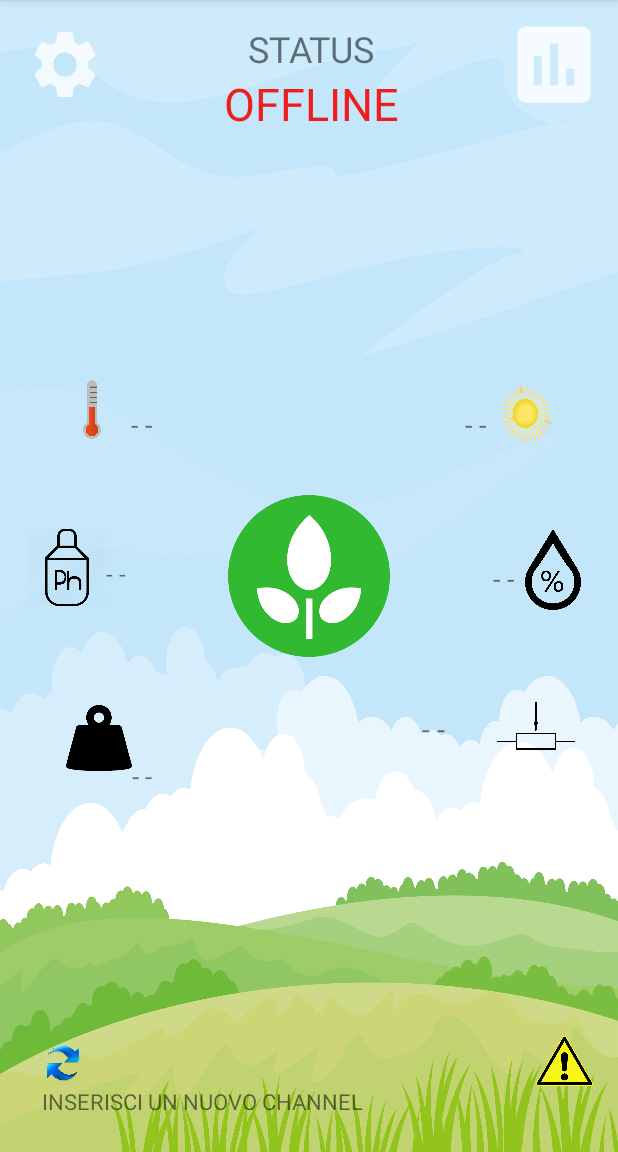
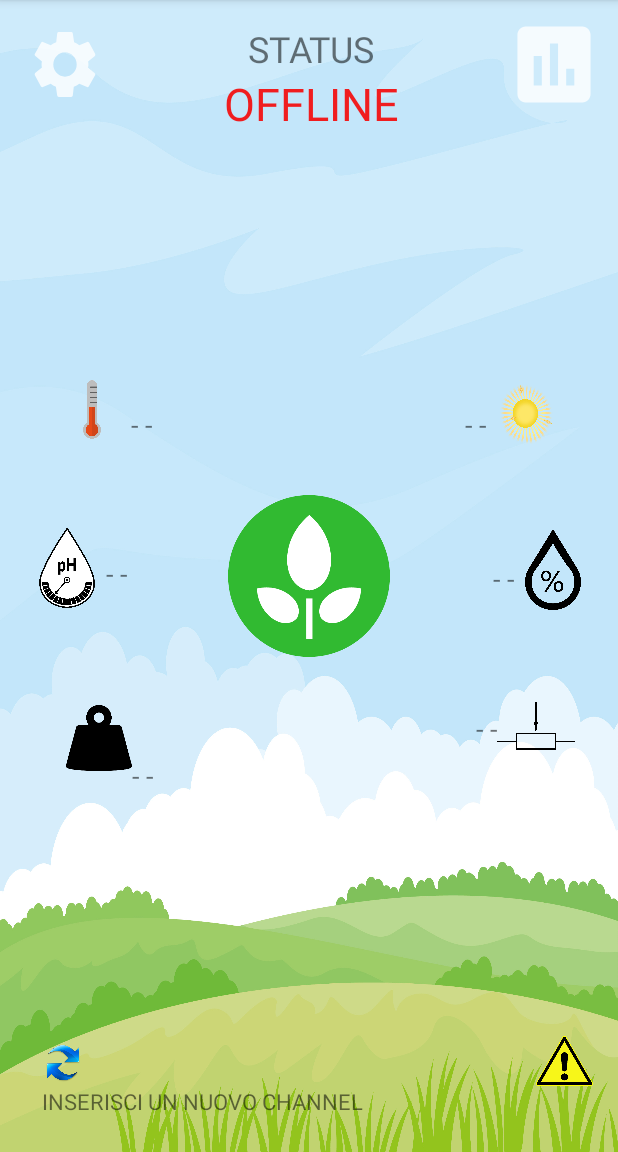
Before and after one commit to mimmo96/FirstApp, an Android app: the screen it shows after launch (MainActivity), after a tap on an icon or button, on a phone screen of 412 x 824 dp, the part 84-1236 px from its top. Run offline under Robolectric (Android 15) with nearby library versions, the phone set to English and light mode, and no system bars; our stand-ins replace Room's generated code.

Commit message:
sistemati alcuni errori sui grafici (da correggere il puntino blu), nella home inserite le unità di misura per i singoli parametri
Signed-off-by: mimmo96 <55285326+mimmo96@users.noreply.github.com>

```diff
--- a/app/src/main/java/com/example/firstapp/Alert/AlertActivity.java
+++ b/app/src/main/java/com/example/firstapp/Alert/AlertActivity.java
@@ -52,19 +52,17 @@ public class AlertActivity extends AppCompatActivity {
     private EditText irraMax;
     private EditText pesMin;
     private EditText pesMax;
-    private TextView temp;
-    private TextView umid;
-    private TextView ph;
-    private TextView cond;
-    private TextView irra;
-    private TextView peso;
-    private TextView notifiche;
+    private static TextView temp;
+    private static TextView umid;
+    private static TextView ph;
+    private static TextView cond;
+    private static TextView irra;
+    private static TextView peso;
+    private static TextView notifiche;
     public static String url=null;
-    private static Boolean go=false;
     private static Intent serviceIntent;
     private static Channel channel;             //channel usato
     private static AppDatabase database;
-    private static Boolean canstart=true;
 
     @Override
     protected void onCreate(Bundle savedInstanceState) {
@@ -122,7 +120,6 @@ public class AlertActivity extends AppCompatActivity {
                 .build();
 
         serviceIntent = new Intent(this, ExampleService.class);
-        startService();
     }
 
     public static Intent getActivityintent(Context context){
@@ -139,19 +136,17 @@ public class AlertActivity extends AppCompatActivity {
     }
 
     public void startService() {
-        if(canstart) {
             //se era stata già avviata fermo la precedente
             if (channel.getTimer()!=null ) {
+                Log.d("TERMINO","sto terminando");
                 stopService();
             }
             //se già non è stata avviata l'avvio ora
             ExampleService.setvalue(tempMin, tempMax, umidMin, umidMax, condMin, condMax, phMin, phMax,
                                     irraMin, irraMax, pesMin, pesMax, temp, umid, ph, cond, irra, peso,
                                     url, channel, database, notifiche);
-            go = true;
             ContextCompat.startForegroundService(this, serviceIntent);
             notifiche.setText("notifiche attive");
-        }
     }
 
     //fatta quando richiamo il pulsante di stop
@@ -167,6 +162,15 @@ public class AlertActivity extends AppCompatActivity {
     public static Context getContext(){
         return cont;
     }
-
+/*
+    public static void setvalues(String temp1,  String umid1, String ph1, String cond1, String irra1, String peso1){
+        temp.setText(temp1);
+        umid.setText(umid1);
+        ph.setText(ph1);
+        cond.setText(cond1);
+        irra.setText(irra1);
+        peso.setText(peso1);
+    }
+*/
 
 }
--- a/app/src/main/java/com/example/firstapp/Alert/ExampleService.java
+++ b/app/src/main/java/com/example/firstapp/Alert/ExampleService.java
@@ -207,7 +207,7 @@ public class ExampleService extends Service {
                 x.setTimer(null);
                 x.setTimerTask(null);
                 database.ChannelDao().insert(x);
-                if (notification != null) notification.setText("notifiche non attive");
+                notification.setText("notifiche non attive");
                 Log.d("Background service", "Servizio interrotto!");
             }
         }
--- a/app/src/main/java/com/example/firstapp/Channel/ChannelActivity.java
+++ b/app/src/main/java/com/example/firstapp/Channel/ChannelActivity.java
@@ -243,7 +243,6 @@ public class ChannelActivity  extends AppCompatActivity {
         //cancello il channel precedente come default se è diverso dal precedente
         Channel prec=channel.get(pos);
         if(chan.getId()!=prec.getId()) {
-            AlertActivity.stopService();
             prec.setPosition(0);
             db.ChannelDao().findByName(prec.getId(), prec.getRead_key()).setPosition(0);
 
--- a/app/src/main/java/com/example/firstapp/MyTimerTask.java
+++ b/app/src/main/java/com/example/firstapp/MyTimerTask.java
@@ -129,7 +129,7 @@ public class MyTimerTask extends TimerTask {
                                     try {
                                         String temperature = value.getString("field1");
                                         if (fields.get(0).equals("Temperature"))
-                                            textTemp.setText(String.valueOf(Math.round(Double.parseDouble(String.format(temperature)) * 100.0) / 100.0));
+                                            textTemp.setText(String.valueOf(Math.round(Double.parseDouble(String.format(temperature)) * 100.0) / 100.0).concat(" °C"));
                                         else textTemp.setText("- -");
                                     }catch (Exception e){
                                         textTemp.setText("- -");
@@ -152,7 +152,7 @@ public class MyTimerTask extends TimerTask {
                                     try {
                                         String conducibilita = value.getString("field4");
                                         if (fields.get(3).equals("electric_conductivity"))
-                                            textConducibilita.setText(String.valueOf(Math.round(Double.parseDouble(String.format(conducibilita)) * 100.0) / 100.0));
+                                            textConducibilita.setText(String.valueOf(Math.round(Double.parseDouble(String.format(conducibilita)) * 100.0) / 100.0).concat(" dS/m"));
                                         else textConducibilita.setText("- -");
                                     }catch (Exception e){
                                         textConducibilita.setText("- -");
@@ -160,7 +160,7 @@ public class MyTimerTask extends TimerTask {
                                     try {
                                         String irradianza = value.getString("field5");
                                         if (fields.get(4).equals("Irradiance"))
-                                            textIrradianza.setText(String.valueOf(Math.round(Double.parseDouble(String.format(irradianza)) * 100.0) / 100.0));
+                                            textIrradianza.setText(String.valueOf(Math.round(Double.parseDouble(String.format(irradianza)) * 100.0) / 100.0).concat(" w/m²"));
                                         else textIrradianza.setText("- -");
                                     }catch (Exception e){
                                         textIrradianza.setText("- -");
--- a/app/src/main/res/layout/activity_main.xml
+++ b/app/src/main/res/layout/activity_main.xml
@@ -11,8 +11,8 @@
 
     <TextView
         android:id="@+id/textPh"
-        android:layout_width="45dp"
-        android:layout_height="22dp"
+        android:layout_width="wrap_content"
+        android:layout_height="wrap_content"
         android:layout_alignParentStart="true"
         android:layout_alignParentTop="true"
         android:layout_alignParentEnd="true"
@@ -45,13 +45,13 @@
 
     <TextView
         android:id="@+id/textConducibility"
-        android:layout_width="50dp"
-        android:layout_height="26dp"
+        android:layout_width="wrap_content"
+        android:layout_height="wrap_content"
         android:layout_alignParentStart="true"
         android:layout_alignParentTop="true"
         android:layout_alignParentEnd="true"
         android:layout_centerInParent="true"
-        android:text="00.00"
+        android:text="00.00 dS/m"
         android:textSize="18sp"
         app:autoSizeTextType="uniform"
         app:layout_constraintBottom_toBottomOf="parent"
@@ -65,7 +65,7 @@
         android:layout_height="wrap_content"
         android:layout_alignParentTop="true"
         android:layout_alignParentEnd="true"
-        android:text="00.00"
+        android:text="00.00 °C"
         android:textSize="18sp"
         app:autoSizeTextType="uniform"
         app:layout_constraintBottom_toBottomOf="parent"
@@ -132,7 +132,7 @@
         app:layout_constraintStart_toStartOf="parent"
         app:layout_constraintTop_toTopOf="parent"
         app:layout_constraintVertical_bias="0.492"
-        app:srcCompat="@drawable/ph" />
+        app:srcCompat="@drawable/phprova" />
 
     <ImageView
         android:id="@+id/imageIrradiance"
@@ -157,7 +157,7 @@
         android:layout_alignParentTop="true"
         android:layout_alignParentEnd="true"
         android:layout_centerVertical="true"
-        android:text="00.00"
+        android:text="00.00 w/m²"
         android:textSize="18sp"
         app:autoSizeTextType="uniform"
         app:layout_constraintBottom_toBottomOf="parent"
@@ -199,13 +199,13 @@
 
     <TextView
         android:id="@+id/textPeso"
-        android:layout_width="102dp"
-        android:layout_height="24dp"
+        android:layout_width="wrap_content"
+        android:layout_height="wrap_content"
         android:layout_alignParentTop="true"
         android:layout_alignParentEnd="true"
         android:layout_centerVertical="true"
         android:layout_marginBottom="80dp"
-        android:text="00.00 g"
+        android:text="0000.00 g"
         android:textSize="18sp"
         app:autoSizeTextType="uniform"
         app:layout_constraintBottom_toBottomOf="parent"
```
Also changed, not shown: app/src/main/java/com/example/firstapp/Alert/MyTimerTask.java (+6 -6 lines), app/src/main/java/com/example/firstapp/Graphic/RecyclerViewAdapter.java (+25 -3 lines), app/src/main/java/com/example/firstapp/settingSingleValues.java (+148 -2 lines), app/src/main/res/layout/setting_single_values.xml (+7 -3 lines), app/src/main/res/drawable/ph.jpg (deleted), app/src/main/res/drawable/phprova.png (added).
